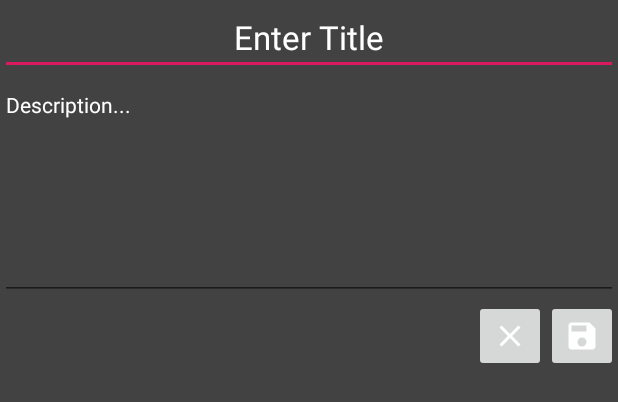
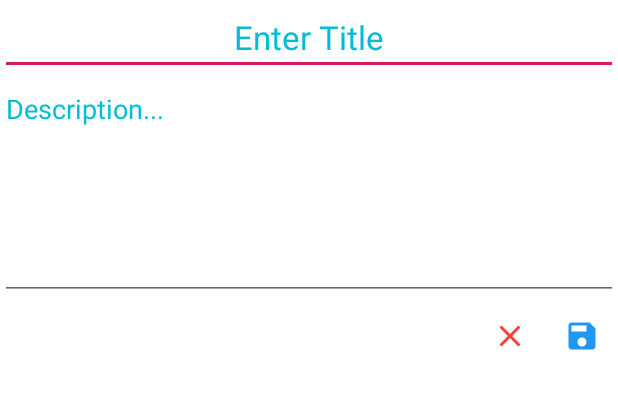
Before and after one commit to fcat97/mohasaba-android, an Android app: the layout activity_add_task.xml on its own in the app's theme, with its tools: preview values and no code run, on a phone screen of 412 x 824 dp. Shown: the top 402 px of the screen. Run offline under Robolectric (Android 15) with nearby library versions, the phone set to English and light mode, and no system bars.

Commit message:
+ Swipe delete + Add task TaskView -> EditText changed + Animation added in RecyclerView

```diff
--- a/app/src/main/res/drawable/ic_close.xml
+++ b/app/src/main/res/drawable/ic_close.xml
@@ -1,4 +1,4 @@
-<vector android:height="24dp" android:tint="#FFFFFF"
+<vector android:height="24dp" android:tint="#F44336"
     android:viewportHeight="24.0" android:viewportWidth="24.0"
     android:width="24dp" xmlns:android="http://schemas.android.com/apk/res/android">
     <path android:fillColor="#FF000000" android:pathData="M19,6.41L17.59,5 12,10.59 6.41,5 5,6.41 10.59,12 5,17.59 6.41,19 12,13.41 17.59,19 19,17.59 13.41,12z"/>
--- a/app/src/main/res/drawable/ic_save.xml
+++ b/app/src/main/res/drawable/ic_save.xml
@@ -1,4 +1,4 @@
-<vector android:height="24dp" android:tint="#FFFFFF"
+<vector android:height="24dp" android:tint="#2196F3"
     android:viewportHeight="24.0" android:viewportWidth="24.0"
     android:width="24dp" xmlns:android="http://schemas.android.com/apk/res/android">
     <path android:fillColor="#FF000000" android:pathData="M17,3L5,3c-1.11,0 -2,0.9 -2,2v14c0,1.1 0.89,2 2,2h14c1.1,0 2,-0.9 2,-2L21,7l-4,-4zM12,19c-1.66,0 -3,-1.34 -3,-3s1.34,-3 3,-3 3,1.34 3,3 -1.34,3 -3,3zM15,9L5,9L5,5h10v4z"/>
--- a/app/src/main/res/layout/activity_add_task.xml
+++ b/app/src/main/res/layout/activity_add_task.xml
@@ -4,7 +4,7 @@
     xmlns:tools="http://schemas.android.com/tools"
     android:layout_width="match_parent"
     android:layout_height="match_parent"
-    android:background="@color/cardview_dark_background"
+    android:background="@color/cardview_light_background"
     tools:context=".AddTaskActivity">
 
         <EditText
@@ -14,8 +14,8 @@
             android:textAppearance="@style/TextAppearance.AppCompat.Large"
 
             android:hint="Enter Title"
-            android:textColor="#fff"
-            android:textColorHint="#FFF"
+            android:textColor="#3F51B5"
+            android:textColorHint="#00BCD4"
             android:gravity="center_horizontal"
             android:layout_marginBottom="2dp"
 
@@ -28,11 +28,11 @@
             android:layout_width="match_parent"
             android:layout_height="wrap_content"
             android:minHeight="150dp"
-            android:textAppearance="@style/TextAppearance.AppCompat.Small"
+            android:textAppearance="@style/TextAppearance.AppCompat.Medium"
 
             android:hint="Description..."
-            android:textColor="#fff"
-            android:textColorHint="#FFF"
+            android:textColor="#009688"
+            android:textColorHint="#00BCD4"
             android:textAlignment="viewStart"
             android:gravity="start"
             android:layout_marginBottom="2dp"
@@ -47,6 +47,7 @@
         android:layout_height="48dp"
         android:src="@drawable/ic_save"
         android:clickable="true"
+        android:background="@color/cardview_light_background"
 
         app:layout_constraintTop_toBottomOf="@id/addTaskDescriptionId"
         app:layout_constraintEnd_toEndOf="parent"
@@ -57,6 +58,7 @@
         android:layout_width="48dp"
         android:layout_height="48dp"
         android:src="@drawable/ic_close"
+        android:background="@color/cardview_light_background"
 
 
         app:layout_constraintTop_toBottomOf="@id/addTaskDescriptionId"
--- a/app/src/main/res/layout/activity_main.xml
+++ b/app/src/main/res/layout/activity_main.xml
@@ -121,12 +121,13 @@
     <androidx.recyclerview.widget.RecyclerView
         android:id="@+id/recyclerViewId"
         android:layout_width="match_parent"
-        android:layout_height="wrap_content"
+        android:layout_height="0dp"
 
         android:layout_marginTop="4dp"
         tools:listitem="@layout/single_taskview"
 
         app:layout_constraintTop_toBottomOf="@id/dashBoardId"
+        app:layout_constraintBottom_toBottomOf="parent"
         app:layout_constraintStart_toStartOf="parent"
         app:layout_constraintEnd_toEndOf="parent"/>
 
```
Also changed, not shown: app/src/main/java/com/example/mohasaba/AddTaskActivity.java (+23 -7 lines), app/src/main/java/com/example/mohasaba/MainActivity.java (+43 -7 lines), app/src/main/java/taskHelper/Task2RecyclerViewAdapter.java (deleted, +0 -54 lines), app/src/main/java/taskHelper/TaskAdapter.java (added, +91 -0 lines).
